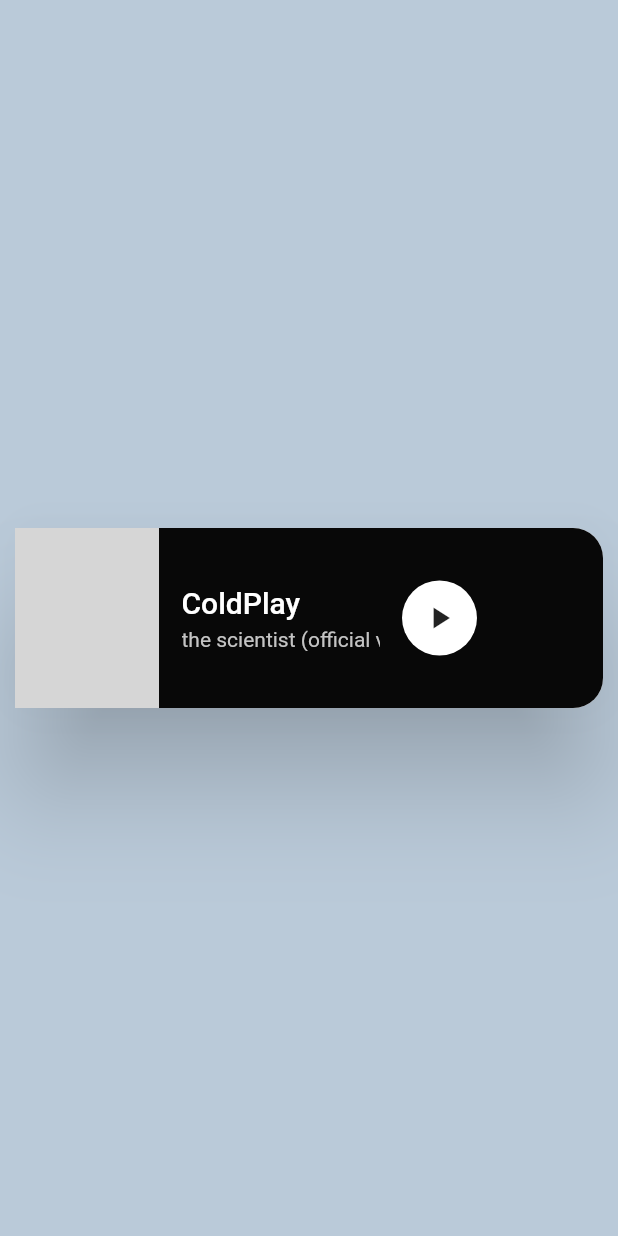
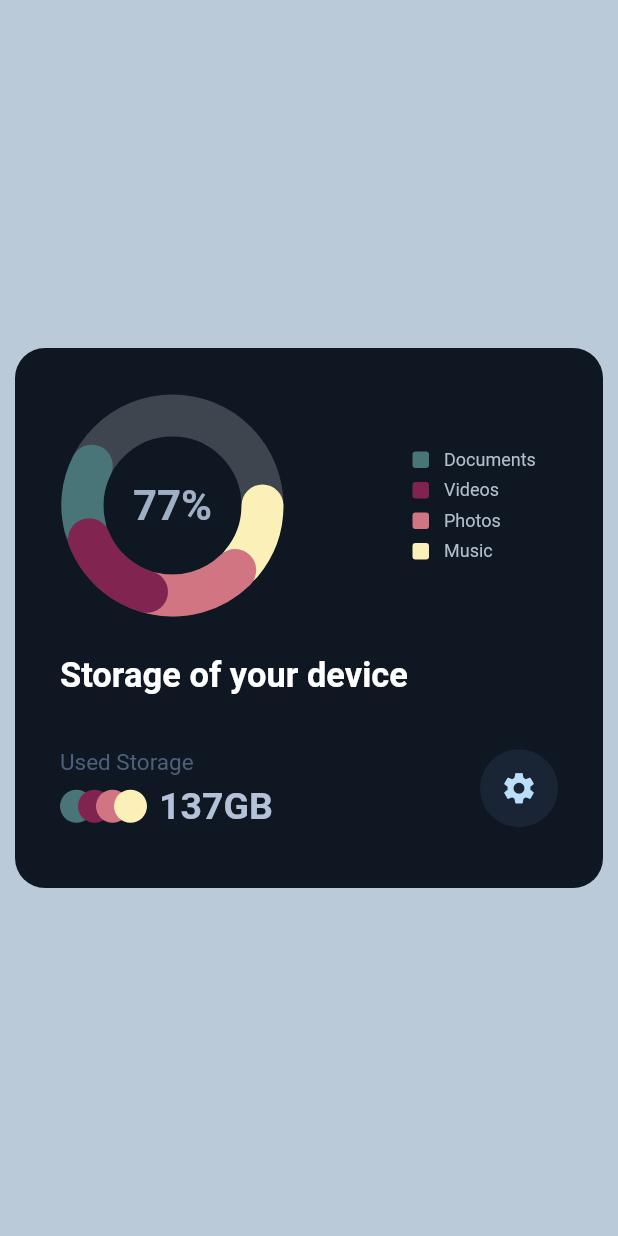
Before and after one commit to kiranshrestha11/card_designs, a Flutter app: the screen it shows after launch, on a phone screen of 412 x 824 dp. Run offline on Flutter 3.47's test engine with Material 2 defaults, Android fonts, the phone set to English and light mode, and no system bars; drawn by our look-alikes of marquee; our stand-ins replace percent_indicator; grey boxes are pictures that could not be loaded.

Commit message:
circle progress with items

```diff
--- /dev/null
+++ b/lib/circle_progress/circle_page.dart
@@ -0,0 +1,147 @@
+import 'package:card_designs/circle_progress/circle_progress.dart';
+import 'package:card_designs/circle_progress/item.dart';
+import 'package:flutter/material.dart';
+
+class CirclePage extends StatefulWidget {
+  const CirclePage({Key? key}) : super(key: key);
+
+  @override
+  State<CirclePage> createState() => _CirclePageState();
+}
+
+class _CirclePageState extends State<CirclePage> {
+  @override
+  Widget build(BuildContext context) {
+    return Container(
+      margin: const EdgeInsets.symmetric(horizontal: 10),
+      padding: const EdgeInsets.all(30),
+      height: 360,
+      width: MediaQuery.of(context).size.width,
+      decoration: BoxDecoration(
+          color: const Color(0xff0f1722),
+          borderRadius: BorderRadius.circular(20)),
+      child: Column(
+        crossAxisAlignment: CrossAxisAlignment.start,
+        children: [
+          Row(
+            mainAxisAlignment: MainAxisAlignment.spaceBetween,
+            children: [
+              CustomPaint(
+                foregroundPainter: CircleProgress(),
+                child: Container(
+                  color: Colors.transparent,
+                  width: 150,
+                  height: 150,
+                  child: const Center(
+                      child: Text(
+                    "77%",
+                    style: TextStyle(
+                        color: Color(0xff9FAFC6),
+                        fontSize: 28,
+                        fontWeight: FontWeight.w700),
+                  )),
+                ),
+              ),
+              SizedBox(
+                width: 97,
+                height: 75,
+                child: Column(
+                  crossAxisAlignment: CrossAxisAlignment.start,
+                  mainAxisAlignment: MainAxisAlignment.spaceBetween,
+                  children: const [
+                    Item(color: Color(0xff497578), text: "Documents"),
+                    Item(color: Color(0xff80244F), text: "Videos"),
+                    Item(color: Color(0xffD07581), text: "Photos"),
+                    Item(color: Color(0xffFBF0B8), text: "Music"),
+                  ],
+                ),
+              )
+            ],
+          ),
+          const SizedBox(height: 25),
+          const Text(
+            "Storage of your device",
+            style: TextStyle(
+                color: Colors.white, fontSize: 23, fontWeight: FontWeight.w700),
+          ),
+          const SizedBox(height: 35),
+          Row(
+            mainAxisAlignment: MainAxisAlignment.spaceBetween,
+            children: [
+              Column(
+                crossAxisAlignment: CrossAxisAlignment.start,
+                children: [
+                  const Text(
+                    "Used Storage",
+                    style: TextStyle(
+                        color: Color(0xff4D607A),
+                        fontSize: 15,
+                        fontWeight: FontWeight.w400),
+                  ),
+                  const SizedBox(height: 6),
+                  Row(
+                    children: [
+                      SizedBox(
+                        height: 25,
+                        width: 60,
+                        child: Stack(
+                          alignment: AlignmentDirectional.centerStart,
+                          children: const [
+                            CircleAvatar(
+                              backgroundColor: Color(0xff497578),
+                              radius: 11,
+                            ),
+                            Positioned(
+                              left: 12,
+                              child: CircleAvatar(
+                                backgroundColor: Color(0xff80244F),
+                                radius: 11,
+                              ),
+                            ),
+                            Positioned(
+                              left: 24,
+                              child: CircleAvatar(
+                                backgroundColor: Color(0xffD07581),
+                                radius: 11,
+                              ),
+                            ),
+                            Positioned(
+                              left: 36,
+                              child: CircleAvatar(
+                                backgroundColor: Color(0xffFBF0B8),
+                                radius: 11,
+                              ),
+                            ),
+                          ],
+                        ),
+                      ),
+                      const SizedBox(width: 6),
+                      const Text(
+                        "137GB",
+                        style: TextStyle(
+                            color: Color(0xffB3C2D8),
+                            fontSize: 25,
+                            fontWeight: FontWeight.w700),
+                      )
+                    ],
+                  )
+                ],
+              ),
+              CircleAvatar(
+                radius: 26,
+                backgroundColor: const Color(0xff192434),
+                child: IconButton(
+                  icon: const Icon(
+                    Icons.settings,
+                    size: 25,
+                  ),
+                  onPressed: () {},
+                ),
+              )
+            ],
+          )
+        ],
+      ),
+    );
+  }
+}
--- /dev/null
+++ b/lib/circle_progress/circle_progress.dart
@@ -0,0 +1,69 @@
+import 'dart:developer' as log;
+import 'dart:math';
+
+import 'package:flutter/material.dart';
+
+class CircleProgress extends CustomPainter {
+  @override
+  void paint(Canvas canvas, Size size) {
+    // Drawing circle
+    Paint circle = Paint()
+      ..strokeWidth = 28
+      ..color = Colors.white.withOpacity(0.2)
+      ..style = PaintingStyle.stroke;
+
+    Offset center = Offset((size.width / 2), size.height / 2);
+    double radius = 60;
+    canvas.drawCircle(center, radius, circle);
+
+    //Drawing Arc
+    // Paint arc = Paint()
+    //   ..strokeWidth = 5
+    //   ..color = Colors.purple
+    //   ..style = PaintingStyle.stroke
+    //   ..strokeCap = StrokeCap.round;
+
+    // double angel = 2 * pi * (10 / 100);
+    // canvas.drawArc(Rect.fromCircle(center: center, radius: radius), pi / 2,
+    //     angel, false, arc);
+
+    //First Arc
+    Paint arc1 = Paint()
+      ..strokeWidth = 28
+      ..color = const Color(0xffFBF0B8)
+      ..style = PaintingStyle.stroke
+      ..strokeCap = StrokeCap.round;
+    canvas.drawArc(
+        Rect.fromCircle(center: center, radius: radius), 0, 0.7, false, arc1);
+
+    //Second Arc
+    Paint arc2 = Paint()
+      ..strokeWidth = 28
+      ..color = Color(0xffD07581)
+      ..style = PaintingStyle.stroke
+      ..strokeCap = StrokeCap.round;
+    canvas.drawArc(
+        Rect.fromCircle(center: center, radius: radius), 0.8, 1, false, arc2);
+    Paint arc4 = Paint()
+      ..strokeWidth = 28
+      ..color = Color(0xff497578)
+      ..style = PaintingStyle.stroke
+      ..strokeCap = StrokeCap.round;
+    canvas.drawArc(
+        Rect.fromCircle(center: center, radius: radius), 2.9, 0.7, false, arc4);
+
+    Paint arc3 = Paint()
+      ..strokeWidth = 28
+      ..color = Color(0xff81244F)
+      ..style = PaintingStyle.stroke
+      ..strokeCap = StrokeCap.round;
+    canvas.drawArc(
+        Rect.fromCircle(center: center, radius: radius), 360, 0.9, false, arc3);
+  }
+
+  @override
+  bool shouldRepaint(covariant CustomPainter oldDelegate) {
+    // TODO: implement shouldRepaint
+    return true;
+  }
+}
--- /dev/null
+++ b/lib/circle_progress/item.dart
@@ -0,0 +1,28 @@
+import 'package:flutter/material.dart';
+
+class Item extends StatelessWidget {
+  const Item({Key? key, required this.color, required this.text})
+      : super(key: key);
+  final Color color;
+  final String text;
+
+  @override
+  Widget build(BuildContext context) {
+    return Row(
+      children: [
+        Container(
+          height: 11,
+          width: 11,
+          decoration: BoxDecoration(
+              color: color, borderRadius: BorderRadius.circular(2)),
+        ),
+        const SizedBox(width: 10),
+        Text(text,
+            style: const TextStyle(
+                color: Color(0xffB2BDCC),
+                fontSize: 12,
+                fontWeight: FontWeight.w400))
+      ],
+    );
+  }
+}
--- a/lib/views/home_page.dart
+++ b/lib/views/home_page.dart
@@ -1,4 +1,5 @@
 import 'package:card_designs/calendar/calendar.dart';
+import 'package:card_designs/circle_progress/circle_page.dart';
 import 'package:card_designs/music_notification/music_notification.dart';
 import 'package:card_designs/music_player/music_player.dart';
 import 'package:card_designs/percent_indicator/percent_indicator.dart';
@@ -12,7 +13,7 @@
     return Scaffold(
       backgroundColor: Color(0xffBACAD9),
       body: Center(
-        child: MusicNotification(),
+        child: CirclePage(),
       ),
     );
   }
```
